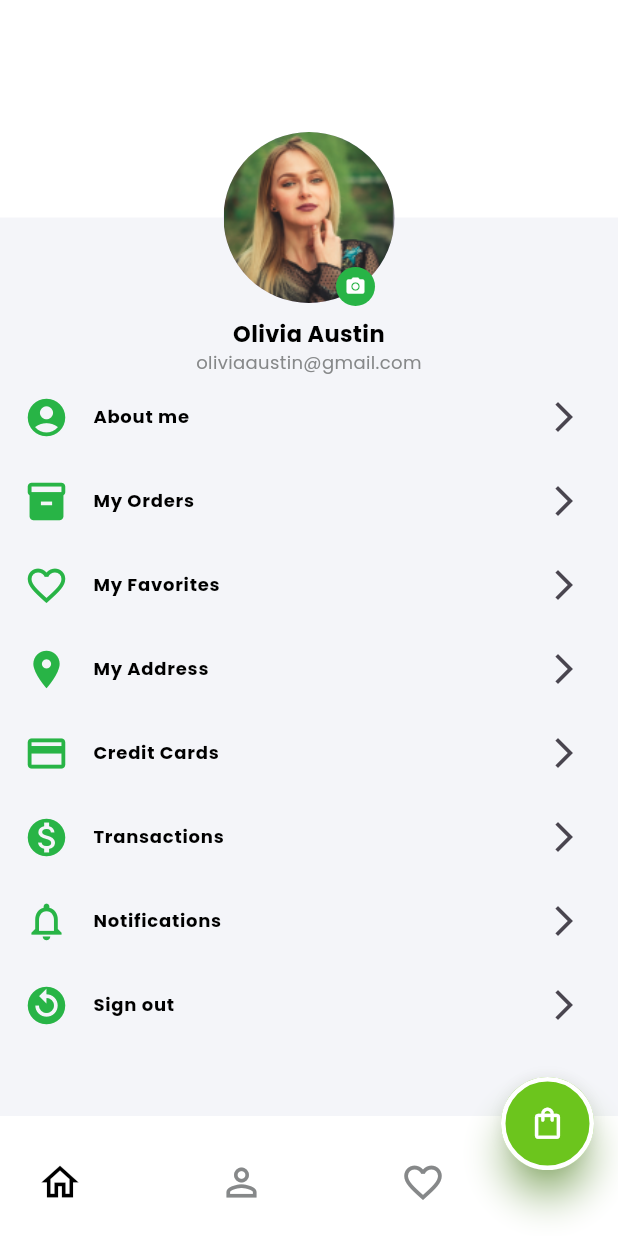
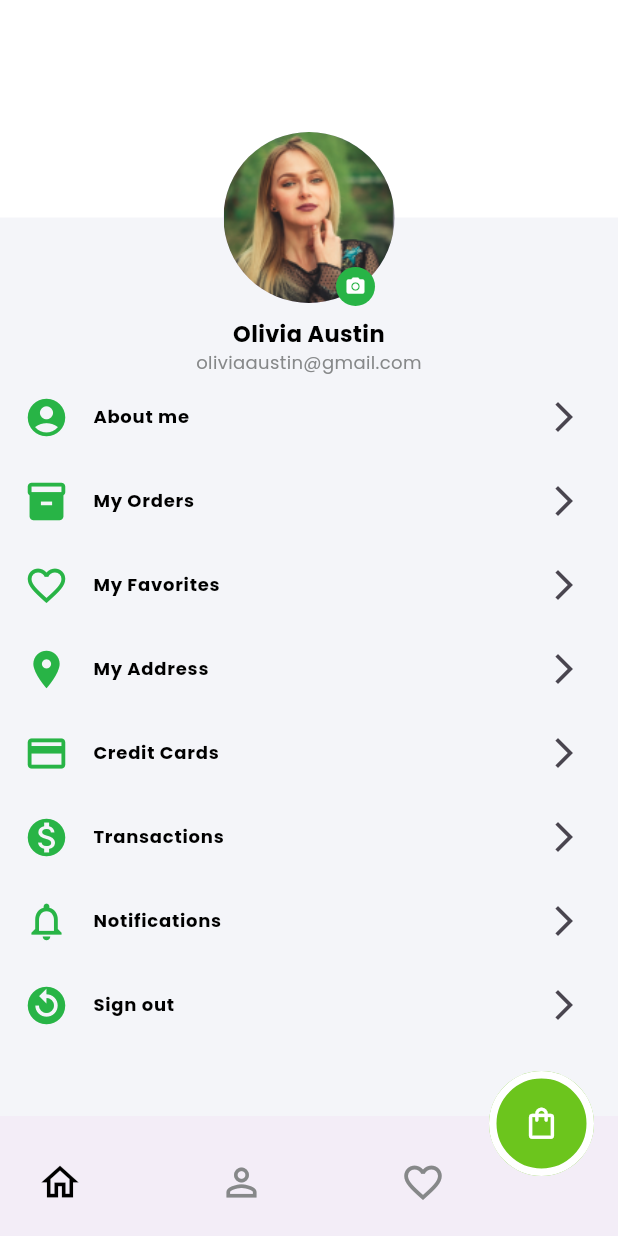
Before and after one commit to Alireza-Seif/Grocery-App, a Flutter app: the MyHomePage screen opened directly, swiped to page 2, on a phone screen of 412 x 824 dp. Run offline on Flutter 3.47's test engine with Material 3 defaults, Android fonts, the phone set to English and light mode, and no system bars; our stand-ins replace carousel_slider, flutter_svg, get, smooth_page_indicator.

Commit message:
fix: fix some bugs

```diff
--- a/lib/main.dart
+++ b/lib/main.dart
@@ -1,6 +1,5 @@
 import 'package:flutter/material.dart';
-import 'package:grocery/my_home_page.dart';
-import 'package:grocery/screens/home/home_page.dart';
+
 
 
 
--- a/lib/screens/auth/auth_login.dart
+++ b/lib/screens/auth/auth_login.dart
@@ -14,7 +14,7 @@ import '../../constants/themes/app_theme.dart';
 import '../../constants/themes/colors/app_colors.dart';
 
 import '../../widgets/auth_widgets/row_auth_password.dart';
-import '../home/home_page.dart';
+
 
 
 class LoginScreen extends StatelessWidget {
--- a/lib/screens/home/category_page.dart
+++ b/lib/screens/home/category_page.dart
@@ -2,10 +2,10 @@ import 'package:flutter/material.dart';
 import 'package:grocery/constants/image_strings.dart';
 import 'package:grocery/constants/langs/app_strings.dart';
 import 'package:grocery/constants/themes/colors/app_colors.dart';
-import 'package:grocery/screens/home/home_page.dart';
+import 'package:grocery/my_home_page.dart';
 
 import '../../constants/themes/app_theme.dart';
-import '../../widgets/home_widgets/app_barr_pages.dart';
+import '../../widgets/home_widgets/app_bar_pages.dart';
 
 class CategoryPage extends StatelessWidget {
   const CategoryPage({super.key});
@@ -45,7 +45,7 @@ class CategoryPage extends StatelessWidget {
       appBar: const PreferredSize(
         preferredSize: Size.fromHeight(70.0),
         child: AppBarPages(
-            destinationPage: HomPage(), titleText: AppString.categories),
+            destinationPage: MyHomePage(), titleText: AppString.categories),
       ),
       body: Container(padding: const EdgeInsets.fromLTRB(10, 5, 10, 0),
         color: AppColors.background2,
--- a/lib/screens/home/home_page.dart
+++ b/lib/screens/home/home_page.dart
@@ -1,7 +1,5 @@
 import 'package:flutter/material.dart';
 
-import 'package:grocery/widgets/btn_nav_bar/my_fab.dart';
-import 'package:grocery/widgets/btn_nav_bar/my_bnb.dart';
 
 import 'package:grocery/widgets/home_widgets/promo_slider.dart';
 
--- a/lib/widgets/btn_nav_bar/my_bnb.dart
+++ b/lib/widgets/btn_nav_bar/my_bnb.dart
@@ -27,7 +27,8 @@ class _MyBNBState extends State<MyBNB> {
   @override
   Widget build(BuildContext context) {
     return BottomAppBar(
-      color: Colors.white,
+         surfaceTintColor: Colors.white,
+         elevation: 0,
       child: Row(
         crossAxisAlignment: CrossAxisAlignment.end,
         mainAxisAlignment: MainAxisAlignment.start,
--- a/lib/widgets/btn_nav_bar/my_fab.dart
+++ b/lib/widgets/btn_nav_bar/my_fab.dart
@@ -10,16 +10,12 @@ class MyFAB extends StatelessWidget {
   Widget build(BuildContext context) {
     return Container(
       margin: const EdgeInsets.only(top: 10),
-      height: 62,
-      width: 62,
-      child: Material(
-        elevation: 10,
-        shadowColor: AppColors.primaryDark,
-        shape: const CircleBorder(),
+      height: 70,
+      width: 70,
       child: FloatingActionButton(
         elevation: 0,
         shape:  RoundedRectangleBorder(
-            side: const BorderSide(width: 3, color: Colors.white ),
+          side: const BorderSide(width: 5, color: Colors.white ),
         borderRadius: BorderRadius.circular(100)),
         backgroundColor: AppColors.primaryDark,
         child: const Icon(
@@ -29,7 +25,6 @@ class MyFAB extends StatelessWidget {
         ),
         onPressed: () {},
       ),
-      ),
     );
   }
 }
--- a/lib/widgets/home_widgets/promo_view.dart
+++ b/lib/widgets/home_widgets/promo_view.dart
@@ -1,5 +1,6 @@
 import 'package:flutter/material.dart';
 
+// ignore: must_be_immutable
 class PromoView extends StatefulWidget {
    PromoView({super.key, required PageController controller});
 
```
Also changed, not shown: pubspec.lock. Lines whose indentation alone changed are shown as unchanged.
